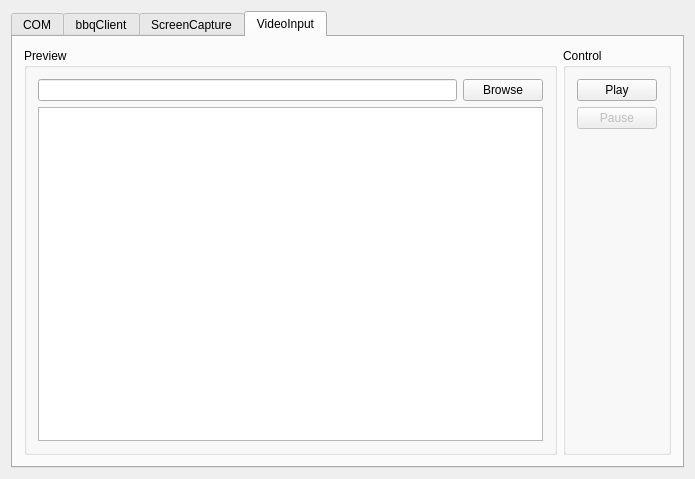
LostXine/qtCyberDIP, file qtCyberDip/qtcyberdip.ui: the form before one commit.
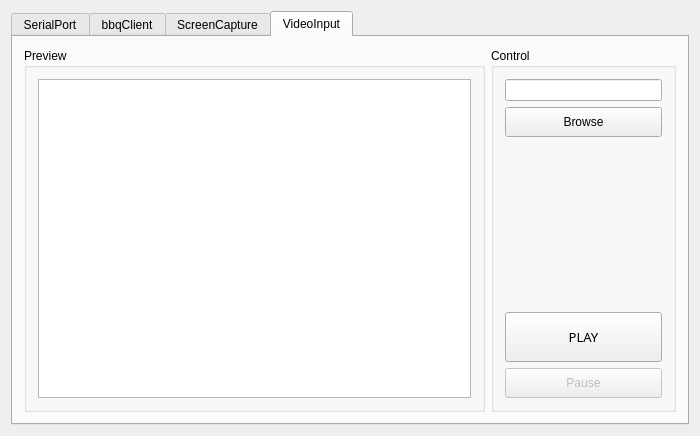
The form after the commit. The open tabs and pages were chosen to show the change. Custom widgets are drawn as their Qt base class.

Commit message: 修改了一些界面

```diff
--- a/qtCyberDip/qtcyberdip.ui
+++ b/qtCyberDip/qtcyberdip.ui
@@ -9,8 +9,8 @@
    <rect>
     <x>0</x>
     <y>0</y>
-    <width>695</width>
-    <height>479</height>
+    <width>700</width>
+    <height>436</height>
    </rect>
   </property>
   <property name="windowTitle">
@@ -43,7 +43,7 @@
       </property>
       <widget class="QWidget" name="comTab">
        <attribute name="title">
-        <string>COM</string>
+        <string>SerialPort</string>
        </attribute>
        <layout class="QHBoxLayout" name="horizontalLayout_4">
         <item>
@@ -841,43 +841,16 @@
        <layout class="QHBoxLayout" name="horizontalLayout_8">
         <item>
          <widget class="QGroupBox" name="vodPlayBox">
+          <property name="sizePolicy">
+           <sizepolicy hsizetype="Preferred" vsizetype="Preferred">
+            <horstretch>5</horstretch>
+            <verstretch>0</verstretch>
+           </sizepolicy>
+          </property>
           <property name="title">
            <string>Preview</string>
           </property>
           <layout class="QVBoxLayout" name="verticalLayout_8">
-           <item>
-            <layout class="QHBoxLayout" name="horizontalLayout_7">
-             <item>
-              <widget class="QLineEdit" name="vodPathEdit">
-               <property name="sizePolicy">
-                <sizepolicy hsizetype="Expanding" vsizetype="Fixed">
-                 <horstretch>0</horstretch>
-                 <verstretch>0</verstretch>
-                </sizepolicy>
-               </property>
-              </widget>
-             </item>
-             <item>
-              <widget class="QPushButton" name="vodBrowseButton">
-               <property name="sizePolicy">
-                <sizepolicy hsizetype="Minimum" vsizetype="Fixed">
-                 <horstretch>0</horstretch>
-                 <verstretch>0</verstretch>
-                </sizepolicy>
-               </property>
-               <property name="minimumSize">
-                <size>
-                 <width>0</width>
-                 <height>0</height>
-                </size>
-               </property>
-               <property name="text">
-                <string>Browse</string>
-               </property>
-              </widget>
-             </item>
-            </layout>
-           </item>
            <item>
             <widget class="ShrinkableQLabel" name="vodDisplay">
              <property name="sizePolicy">
@@ -916,10 +889,58 @@
         </item>
         <item>
          <widget class="QGroupBox" name="vodControlBox">
+          <property name="sizePolicy">
+           <sizepolicy hsizetype="Preferred" vsizetype="Preferred">
+            <horstretch>2</horstretch>
+            <verstretch>0</verstretch>
+           </sizepolicy>
+          </property>
           <property name="title">
            <string>Control</string>
           </property>
           <layout class="QVBoxLayout" name="verticalLayout_7">
+           <item>
+            <widget class="QLineEdit" name="vodPathEdit">
+             <property name="sizePolicy">
+              <sizepolicy hsizetype="Expanding" vsizetype="Fixed">
+               <horstretch>0</horstretch>
+               <verstretch>0</verstretch>
+              </sizepolicy>
+             </property>
+            </widget>
+           </item>
+           <item>
+            <widget class="QPushButton" name="vodBrowseButton">
+             <property name="sizePolicy">
+              <sizepolicy hsizetype="Minimum" vsizetype="Fixed">
+               <horstretch>0</horstretch>
+               <verstretch>0</verstretch>
+              </sizepolicy>
+             </property>
+             <property name="minimumSize">
+              <size>
+               <width>0</width>
+               <height>30</height>
+              </size>
+             </property>
+             <property name="text">
+              <string>Browse</string>
+             </property>
+            </widget>
+           </item>
+           <item>
+            <spacer name="verticalSpacer_5">
+             <property name="orientation">
+              <enum>Qt::Vertical</enum>
+             </property>
+             <property name="sizeHint" stdset="0">
+              <size>
+               <width>20</width>
+               <height>40</height>
+              </size>
+             </property>
+            </spacer>
+           </item>
            <item>
             <widget class="QPushButton" name="vodPlayButton">
              <property name="sizePolicy">
@@ -931,11 +952,17 @@
              <property name="minimumSize">
               <size>
                <width>0</width>
-               <height>0</height>
+               <height>50</height>
               </size>
              </property>
+             <property name="font">
+              <font>
+               <family>Trebuchet MS</family>
+               <pointsize>10</pointsize>
+              </font>
+             </property>
              <property name="text">
-              <string>Play</string>
+              <string>PLAY</string>
              </property>
             </widget>
            </item>
@@ -947,7 +974,7 @@
              <property name="minimumSize">
               <size>
                <width>0</width>
-               <height>0</height>
+               <height>30</height>
               </size>
              </property>
              <property name="text">
@@ -955,19 +982,6 @@
              </property>
             </widget>
            </item>
-           <item>
-            <spacer name="verticalSpacer_6">
-             <property name="orientation">
-              <enum>Qt::Vertical</enum>
-             </property>
-             <property name="sizeHint" stdset="0">
-              <size>
-               <width>20</width>
-               <height>40</height>
-              </size>
-             </property>
-            </spacer>
-           </item>
           </layout>
          </widget>
         </item>
```
Left out of the diff: 1 changed line with no effect on the pictures. The commit also changes 2 other files.
